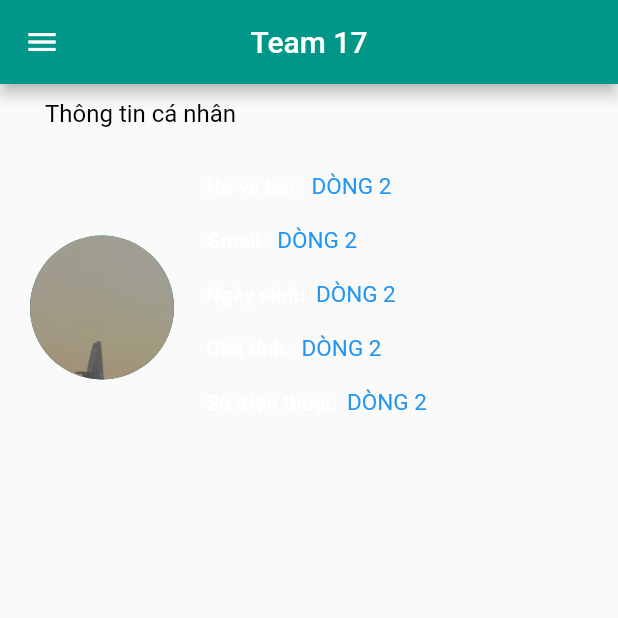
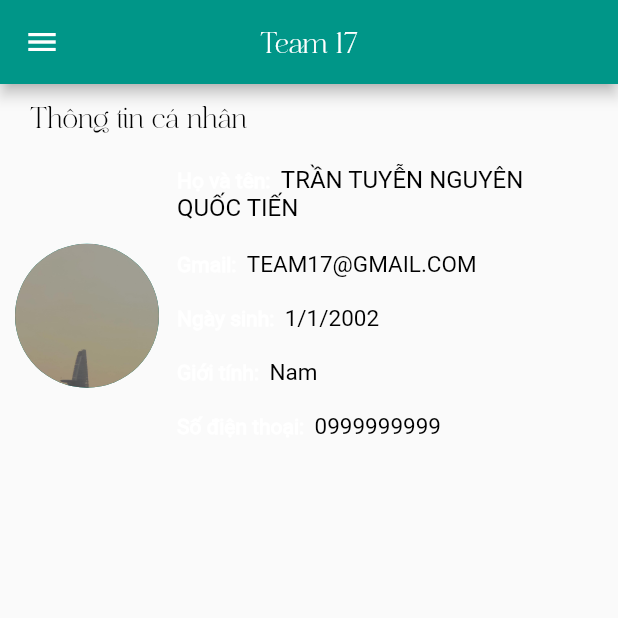
Before and after one commit to CaptainOfHKH/gr_17_banhang, a Flutter app: the screen it shows after launch, on a phone screen of 412 x 824 dp, the top half of it. Run offline on Flutter 3.47's test engine with Material 2 defaults, Android fonts, the light colour scheme and no system bars.

Commit message:
Update lần cuối trước deadline 18/10/23

```diff
--- a/lib/index.dart
+++ b/lib/index.dart
@@ -1,7 +1,5 @@
 import 'package:flutter/material.dart';
-import 'package:flutter/src/widgets/container.dart';
 import 'package:flutter/src/widgets/framework.dart';
-import 'package:gr_17_banhang/const/colors.dart';
 import 'package:gr_17_banhang/teamplate/drawer_Screen.dart';
 import 'package:gr_17_banhang/teamplate/profile_screen.dart';
 
@@ -12,7 +10,10 @@ class IndexScreen extends StatelessWidget {
   Widget build(BuildContext context) {
     return Scaffold(
         appBar: AppBar(
-          title: const Text("Team 17"),
+          title: const Text(
+            "Team 17",
+            style: TextStyle(fontFamily: 'Fz'),
+          ),
           centerTitle: true,
         ),
         body: const Column(
--- a/lib/main.dart
+++ b/lib/main.dart
@@ -15,6 +15,7 @@ class MyApp extends StatelessWidget {
       title: 'App Quản Lý Tài Khoản Cá Nhân',
       theme: ThemeData(
         primarySwatch: Colors.teal,
+        fontFamily: 'Roboto',
       ),
       supportedLocales: {const Locale('en', ' ')},
       debugShowCheckedModeBanner: false,
--- a/lib/teamplate/profile_screen.dart
+++ b/lib/teamplate/profile_screen.dart
@@ -13,19 +13,21 @@ class _ProfileScreenState extends State<ProfileScreen> {
   @override
   Widget build(BuildContext context) {
     return Container(
-      margin: const EdgeInsets.only(left: 20, right: 20),
+      margin: const EdgeInsets.only(left: 10, right: 10),
       child: Column(
         mainAxisAlignment: MainAxisAlignment.start,
         crossAxisAlignment: CrossAxisAlignment.start,
         children: [
           // ignore: avoid_unnecessary_containers
           Container(
-            padding: EdgeInsets.all(10),
+            width: MediaQuery.of(context).size.width,
+            padding: const EdgeInsets.all(10),
             child: const Text(
-              "Thông tin cá nhân",
+              'Thông tin cá nhân',
               style: TextStyle(
-                fontSize: 16,
+                fontSize: 20,
                 color: Colors.black,
+                fontFamily: 'Fz',
               ),
               textAlign: TextAlign.start,
             ),
@@ -36,65 +38,89 @@ class _ProfileScreenState extends State<ProfileScreen> {
             mainAxisSize: MainAxisSize.max,
             // ignore: prefer_const_literals_to_create_immutables
             children: [
-              CircleAvatar(
+              const Flexible(
+                flex: 1,
+                child: CircleAvatar(
                   radius: 48, // Image radius
                   backgroundImage: AssetImage("assets/images/img-bt01.jpg"),
                 ),
-              Container(
-                width: MediaQuery.of(context).size.width * (4 / 6),
-                padding: EdgeInsets.all(20),
+              ),
+              Flexible(
+                flex: 3,
+                child: Container(
+                  // width: MediaQuery.of(context).size.width * (1.95 / 3),
+                  padding: const EdgeInsets.all(10),
                   child: Column(
                     crossAxisAlignment: CrossAxisAlignment.start,
                     children: [
                       RichText(
                           text: TextSpan(children: <TextSpan>[
-                        TextSpan(
+                        const TextSpan(
                             text: 'Họ và tên:  ',
                             style: TextStyle(fontWeight: FontWeight.bold)),
                         TextSpan(
-                            text: 'Dòng 2\n'.toUpperCase(),
-                            style: TextStyle(color: Colors.blue, fontSize: 15)),
+                          text: 'Trần tuyễn nguyên quốc tiến\n'.toUpperCase(),
+                          style: const TextStyle(
+                            color: Colors.black,
+                            fontSize: 16,
+                          ),
+                        ),
                       ])),
                       RichText(
                           text: TextSpan(children: <TextSpan>[
+                        const TextSpan(
+                          text: 'Gmail:  ',
+                          style: TextStyle(fontWeight: FontWeight.bold),
+                        ),
                         TextSpan(
-                            text: 'Gmail:  ',
-                            style: TextStyle(fontWeight: FontWeight.bold)),
-                        TextSpan(
-                            text: 'Dòng 2\n'.toUpperCase(),
-                            style: TextStyle(color: Colors.blue, fontSize: 15)),
+                          text: 'team17@gmail.com\n'.toUpperCase(),
+                          style: const TextStyle(
+                              color: Colors.black, fontSize: 15),
+                        ),
                       ])),
                       RichText(
-                          text: TextSpan(children: <TextSpan>[
+                          text: const TextSpan(children: <TextSpan>[
                         TextSpan(
                           text: 'Ngày sinh:  ',
-                            style: TextStyle(fontWeight: FontWeight.bold)),
+                          style: TextStyle(fontWeight: FontWeight.bold),
+                        ),
                         TextSpan(
-                            text: 'Dòng 2\n'.toUpperCase(),
-                            style: TextStyle(color: Colors.blue, fontSize: 15)),
+                          text: '1/1/2002\n',
+                          style: TextStyle(color: Colors.black, fontSize: 15),
+                        ),
                       ])),
                       RichText(
-                          text: TextSpan(children: <TextSpan>[
+                          text: const TextSpan(children: <TextSpan>[
                         TextSpan(
                           text: 'Giới tính:  ',
-                            style: TextStyle(fontWeight: FontWeight.bold)),
+                          style: TextStyle(fontWeight: FontWeight.bold),
+                        ),
                         TextSpan(
-                            text: 'Dòng 2\n'.toUpperCase(),
-                            style: TextStyle(color: Colors.blue, fontSize: 15)),
+                          text: 'Nam\n',
+                          style: TextStyle(color: Colors.black, fontSize: 15),
+                        ),
                       ])),
                       RichText(
-                          text: TextSpan(children: <TextSpan>[
+                        text: TextSpan(
+                          children: <TextSpan>[
+                            const TextSpan(
+                              text: 'Số điện thoại:  ',
+                              style: TextStyle(fontWeight: FontWeight.bold),
+                            ),
                             TextSpan(
-                            text: 'Số điện thoại:  ',
-                            style: TextStyle(fontWeight: FontWeight.bold)),
-                        TextSpan(
-                            text: 'Dòng 2\n'.toUpperCase(),
-                            style: TextStyle(color: Colors.blue, fontSize: 15)),
-                      ])),
-                    ]),
-              )
+                              text: '0999999999\n'.toUpperCase(),
+                              style: const TextStyle(
+                                  color: Colors.black, fontSize: 15),
+                            ),
                           ],
-          )
+                        ),
+                      ),
+                    ],
+                  ),
+                ),
+              ),
+            ],
+          ),
         ],
       ),
     );
```
Also changed, not shown: pubspec.yaml (+12 -11 lines), assets/fonts/FzQuagera.ttf (added), assets/fonts/Roboto-Regular.ttf (added), 6 other files. Lines whose indentation alone changed are shown as unchanged.
